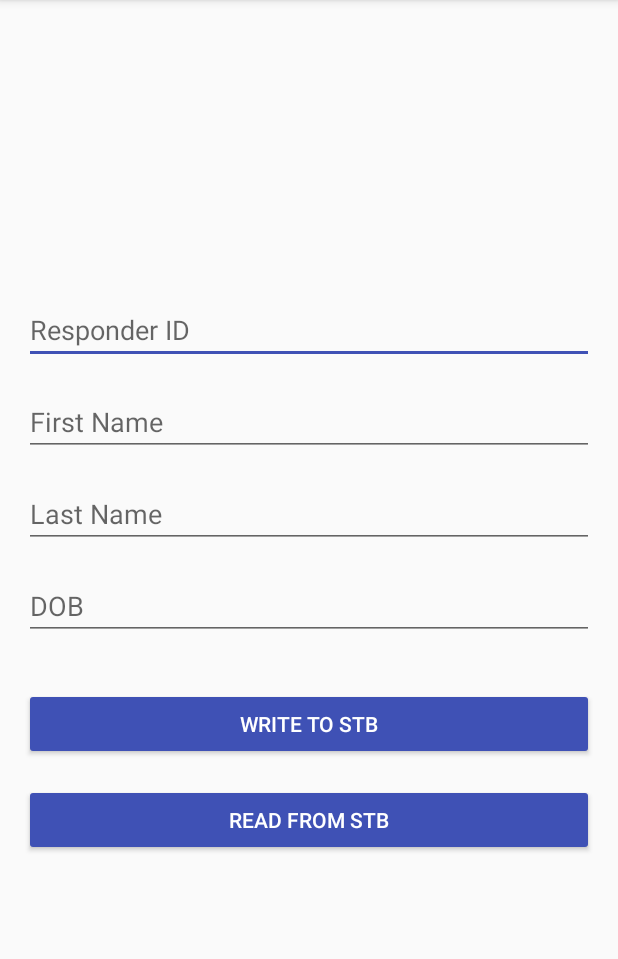
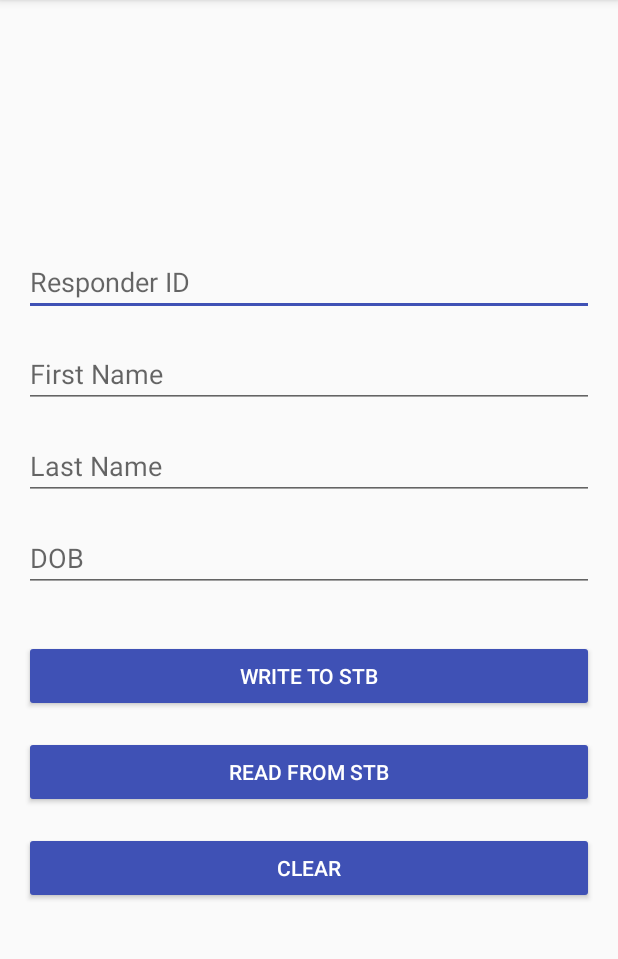
Before and after one commit to noah-johnson/Capstone, an Android app: the screen it shows after launch (MainActivity), on a phone screen of 412 x 824 dp, the part 84-1043 px from its top. Run offline under Robolectric (Android 15) with nearby library versions, the phone set to English and light mode, and no system bars.

Commit message:
adding clear button

```diff
--- a/STB/NFC/app/src/main/java/com/slackpack/nfc/MainActivity.java
+++ b/STB/NFC/app/src/main/java/com/slackpack/nfc/MainActivity.java
@@ -11,6 +11,7 @@ import android.support.v7.app.AppCompatActivity;
 import android.os.Bundle;
 import android.util.Log;
 import android.view.View;
+import android.view.ViewGroup;
 import android.widget.Button;
 import android.widget.DatePicker;
 import android.widget.EditText;
@@ -30,6 +31,7 @@ public class MainActivity extends AppCompatActivity implements Listener, View.On
     private EditText mEtPatientDob;
     private Button mBtWrite;
     private Button mBtRead;
+    private Button mBtClear;
 
     // Date variables
     private int mYear, mMonth, mDay;
@@ -65,11 +67,25 @@ public class MainActivity extends AppCompatActivity implements Listener, View.On
         mEtPatientDob = (EditText) findViewById(R.id.et_patient_dob);
         mBtWrite = (Button) findViewById(R.id.btn_write);
         mBtRead = (Button) findViewById(R.id.btn_read);
+        mBtClear = (Button) findViewById(R.id.btn_clear);
 
         // Set up listeners for elements that can be tapped
         mEtPatientDob.setOnClickListener(this);
         mBtWrite.setOnClickListener(view -> showWriteFragment());
         mBtRead.setOnClickListener(view -> showReadFragment());
+        mBtClear.setOnClickListener(this);
+    }
+
+    private void clearForm(ViewGroup group) {
+        for (int i = 0, count = group.getChildCount(); i < count; ++i) {
+            View view = group.getChildAt(i);
+            if (view instanceof EditText) {
+                ((EditText)view).setText("");
+            }
+
+            if(view instanceof ViewGroup && (((ViewGroup)view).getChildCount() > 0))
+                clearForm((ViewGroup)view);
+        }
     }
 
     @Override
@@ -97,6 +113,10 @@ public class MainActivity extends AppCompatActivity implements Listener, View.On
                         }
                     }, mYear, mMonth, mDay);
             datePickerDialog.show();
+        }
+
+        if (view == mBtClear) {
+            clearForm((ViewGroup) findViewById(R.id.scroll_id));
         }
     }
 
--- a/STB/NFC/app/src/main/res/layout/activity_main.xml
+++ b/STB/NFC/app/src/main/res/layout/activity_main.xml
@@ -1,6 +1,7 @@
 <?xml version="1.0" encoding="utf-8"?>
 
 <ScrollView xmlns:android="http://schemas.android.com/apk/res/android"
+    android:id="@+id/scroll_id"
     android:layout_width="match_parent"
     android:layout_height="match_parent"
     android:fillViewport="true">
@@ -70,5 +71,14 @@
         android:layout_marginTop="@dimen/activity_horizontal_margin"
         android:text="@string/message_read_tag"
         style="@style/Widget.AppCompat.Button.Colored"/>
+
+    <Button
+        android:id="@+id/btn_clear"
+        android:layout_width="match_parent"
+        android:layout_height="wrap_content"
+        android:layout_below="@+id/btn_read"
+        android:layout_marginTop="@dimen/activity_horizontal_margin"
+        android:text="@string/message_clear"
+        style="@style/Widget.AppCompat.Button.Colored"/>
     </RelativeLayout>
 </ScrollView>
--- a/STB/NFC/app/src/main/res/values/strings.xml
+++ b/STB/NFC/app/src/main/res/values/strings.xml
@@ -7,6 +7,7 @@
     <string name="message_read_tag">Read from STB</string>
     <string name="message_write_tag">Write to STB</string>
     <string name="message_tap_tag">Touch your device to the STB</string>
+    <string name="message_clear">Clear</string>
     <string name="hint_message_responder_id">Responder ID</string>
     <string name="hint_message_first_name">First Name</string>
     <string name="hint_message_last_name">Last Name</string>
```
